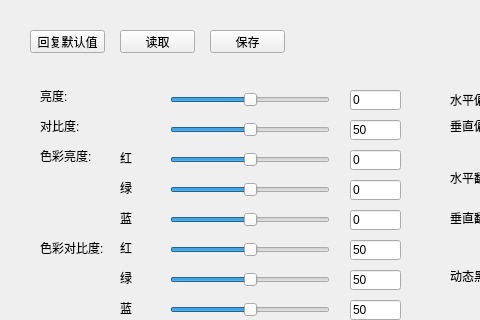
Above: osd/OsdImage.ui from jpcstpj7281/gameseer before the change; both pictures show x 0 to 480 and y 0 to 320 of the 800 by 601 pixel window. Below: the same form after it.
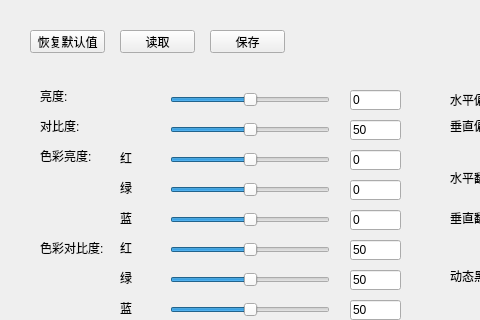
That is the form after the change.

```diff
--- a/osd/OsdImage.ui
+++ b/osd/OsdImage.ui
@@ -858,7 +858,7 @@
     </rect>
    </property>
    <property name="text">
-    <string>回复默认值</string>
+    <string>恢复默认值</string>
    </property>
   </widget>
   <widget class="QPushButton" name="btnLoad">
```
